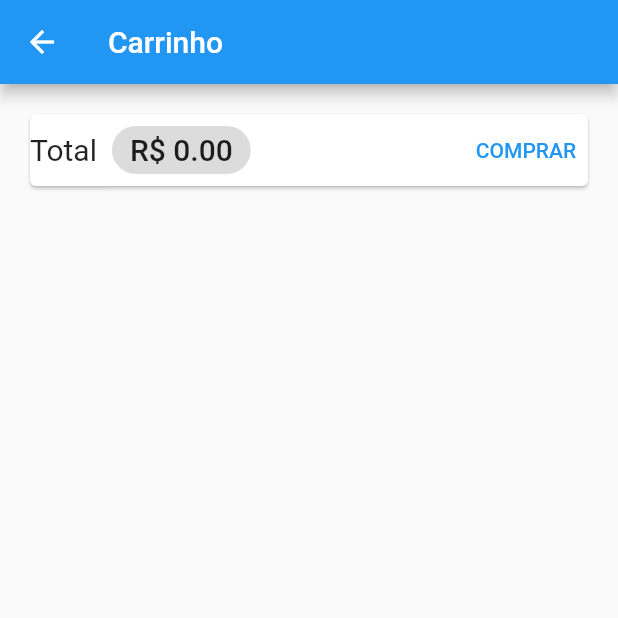
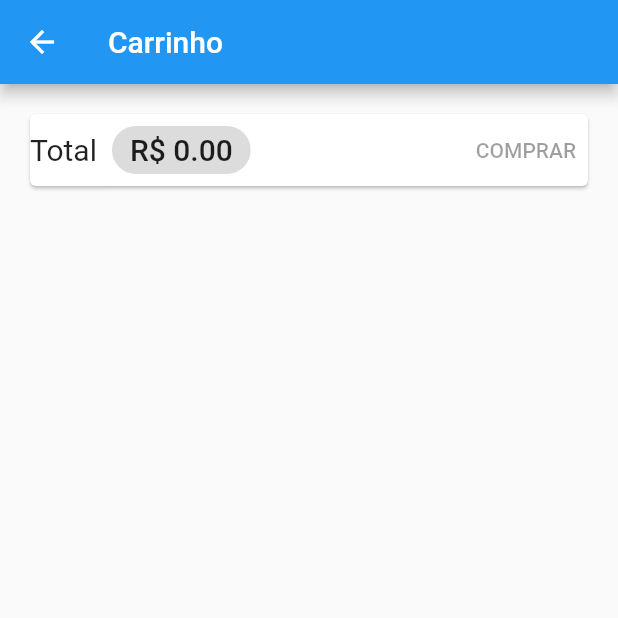
Before and after one commit to waldirdev01/formularios, a Flutter app: the CartPage screen opened by its route, on a phone screen of 412 x 824 dp, the top half of it. Run offline on Flutter 3.47's test engine with Material 2 defaults, Android fonts, the phone set to English and light mode, and no system bars; network calls fail.

Commit message:
Aramzenamento de pedidos no firabase

```diff
--- a/lib/pages/cart_page.dart
+++ b/lib/pages/cart_page.dart
@@ -34,13 +34,7 @@ class CartPage extends StatelessWidget {
                       style: TextStyle(fontSize: 20)),
                 ),
                 const Spacer(),
-                TextButton(
-                    onPressed: () {
-                      Provider.of<OrderList>(context, listen: false)
-                          .addOrder(cart);
-                      cart.clear();
-                    },
-                    child: const Text('COMPRAR'))
+                CartButton(cart: cart)
               ],
             ),
           ),
@@ -55,3 +49,36 @@ class CartPage extends StatelessWidget {
     );
   }
 }
+
+class CartButton extends StatefulWidget {
+  const CartButton({
+    Key? key,
+    required this.cart,
+  }) : super(key: key);
+
+  final Cart cart;
+
+  @override
+  State<CartButton> createState() => _CartButtonState();
+}
+
+class _CartButtonState extends State<CartButton> {
+  bool _isloading = false;
+
+  @override
+  Widget build(BuildContext context) {
+    return _isloading
+        ? CircularProgressIndicator()
+        : TextButton(
+            onPressed: widget.cart.itemsCount == 0
+                ? null
+                : () async {
+                    setState(() => _isloading = true);
+                    await Provider.of<OrderList>(context, listen: false)
+                        .addOrder(widget.cart);
+                    setState(() => _isloading = false);
+                    widget.cart.clear();
+                  },
+            child: const Text('COMPRAR'));
+  }
+}
--- a/lib/utils/constants.dart
+++ b/lib/utils/constants.dart
@@ -1 +1,2 @@
 const String PRODUCT_BASE_URL = 'https://shop-cod3r-5dfd9-default-rtdb.firebaseio.com/products';
+const String ORDER_BASE_URL = 'https://shop-cod3r-5dfd9-default-rtdb.firebaseio.com/orders';
```
Also changed, not shown: lib/models/order_list.dart (+22 -6 lines).
